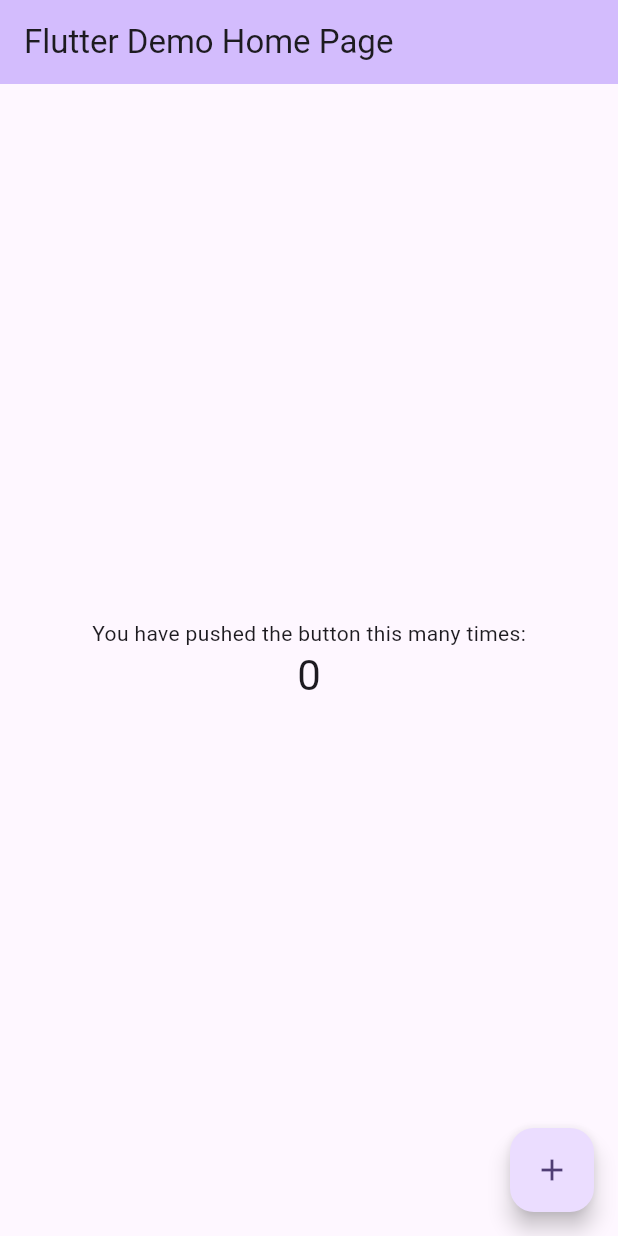
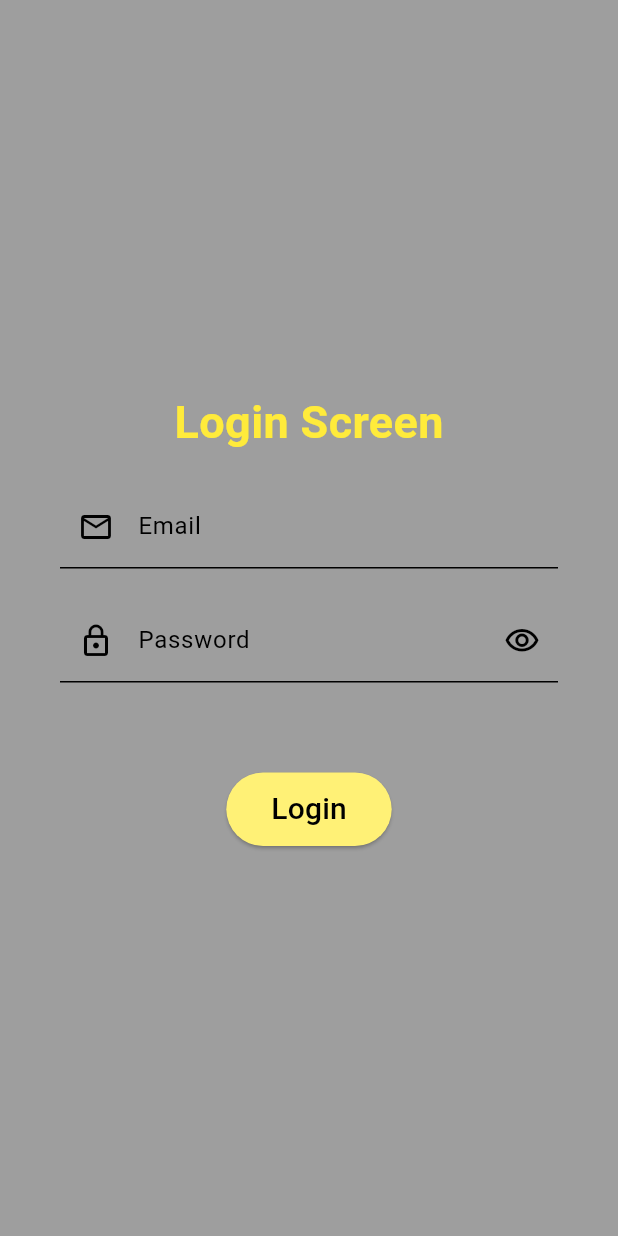
Before and after one commit to Adi1912-pro/Permission-Systems, a Flutter app: the screen it shows after launch, on a phone screen of 412 x 824 dp. Run offline on Flutter 3.47's test engine with Material 3 defaults, Android fonts, the phone set to English and light mode, and no system bars.

Commit message:
splash added + Login screen completed

```diff
--- /dev/null
+++ b/lib/auth/login_screen.dart
@@ -0,0 +1,100 @@
+import 'package:flutter/material.dart';
+
+class LoginScreen extends StatefulWidget {
+  const LoginScreen({super.key});
+
+  @override
+  State<LoginScreen> createState() => _LoginScreenState();
+}
+
+class _LoginScreenState extends State<LoginScreen> {
+  final TextEditingController _emailController = TextEditingController();
+  final TextEditingController _passwordController = TextEditingController();
+  final GlobalKey<FormState> _loginFormKey = GlobalKey<FormState>();
+  void login() {
+    if (_loginFormKey.currentState!.validate()) {
+      print(_emailController.text);
+      print(_passwordController.text);
+    }
+  }
+
+  bool _obscureText = true;
+
+  @override
+  Widget build(BuildContext context) {
+    return Scaffold(
+        body: Center(
+      child: Padding(
+        padding: const EdgeInsets.all(40.0),
+        child: Form(
+          key: _loginFormKey,
+          child: Column(
+            mainAxisAlignment: MainAxisAlignment.center,
+            children: [
+              Text(
+                'Login Screen',
+                style: TextStyle(
+                    fontSize: 30,
+                    color: Theme.of(context).primaryColor,
+                    fontWeight: FontWeight.bold),
+              ),
+              const SizedBox(
+                height: 20,
+              ),
+              TextFormField(
+                controller: _emailController,
+                keyboardType: TextInputType.emailAddress,
+                decoration: const InputDecoration(
+                  labelText: 'Email',
+                  prefixIcon: Icon(Icons.email_outlined),
+                ),
+                validator: (value) {
+                  if (value!.isEmpty) {
+                    return 'Please enter your email';
+                  }
+                  return null;
+                },
+              ),
+              const SizedBox(
+                height: 20,
+              ),
+              TextFormField(
+                controller: _passwordController,
+                obscureText: _obscureText,
+                decoration: InputDecoration(
+                  labelText: 'Password',
+                  prefixIcon: const Icon(Icons.lock_outline),
+                  suffixIcon: IconButton(
+                      icon: Icon(_obscureText
+                          ? Icons.visibility_outlined
+                          : Icons.visibility_off_outlined),
+                      onPressed: () {
+                        setState(() {
+                          _obscureText = !_obscureText;
+                        });
+                      }),
+                ),
+                validator: (value) {
+                  if (value!.isEmpty) {
+                    return 'Please enter your password';
+                  }
+                  return null;
+                },
+              ),
+              const SizedBox(
+                height: 60,
+              ),
+              ElevatedButton(
+                onPressed: login,
+                child: const Text(
+                  'Login',
+                  style: TextStyle(fontSize: 20),
+                ),
+              ),
+            ],
+          ),
+        ),
+      ),
+    ));
+  }
+}
--- a/lib/main.dart
+++ b/lib/main.dart
@@ -1,4 +1,5 @@
 import 'package:flutter/material.dart';
+import 'package:nitc_venue_permission_app/splash/splash_screen.dart';
 
 void main() {
   runApp(const MyApp());
@@ -12,58 +13,24 @@ class MyApp extends StatelessWidget {
     return MaterialApp(
       title: 'NITC Venue Booking App',
       theme: ThemeData(
-        colorScheme: ColorScheme.fromSeed(seedColor: Colors.deepPurple),
+        scaffoldBackgroundColor: Colors.grey[500],
+        primarySwatch: Colors.yellow,
+        colorScheme: ColorScheme.fromSwatch(
+          primarySwatch: Colors.yellow,
+        ).copyWith(
+          secondary: Colors.grey,
+        ),
+        elevatedButtonTheme: ElevatedButtonThemeData(
+          style: ElevatedButton.styleFrom(
+              foregroundColor: Colors.black,
+              backgroundColor: Colors.yellow[300],
+              padding:
+                  const EdgeInsets.symmetric(horizontal: 30, vertical: 10)),
+        ),
         useMaterial3: true,
       ),
-      home: const MyHomePage(title: 'Flutter Demo Home Page'),
+      debugShowCheckedModeBanner: false,
+      home: const SplashScreen(),
     );
   }
 }
-
-class MyHomePage extends StatefulWidget {
-  const MyHomePage({super.key, required this.title});
-
-  final String title;
-
-  @override
-  State<MyHomePage> createState() => _MyHomePageState();
-}
-
-class _MyHomePageState extends State<MyHomePage> {
-  int _counter = 0;
-
-  void _incrementCounter() {
-    setState(() {
-      _counter++;
-    });
-  }
-
-  @override
-  Widget build(BuildContext context) {
-    return Scaffold(
-      appBar: AppBar(
-        backgroundColor: Theme.of(context).colorScheme.inversePrimary,
-        title: Text(widget.title),
-      ),
-      body: Center(
-        child: Column(
-          mainAxisAlignment: MainAxisAlignment.center,
-          children: <Widget>[
-            const Text(
-              'You have pushed the button this many times:',
-            ),
-            Text(
-              '$_counter',
-              style: Theme.of(context).textTheme.headlineMedium,
-            ),
-          ],
-        ),
-      ),
-      floatingActionButton: FloatingActionButton(
-        onPressed: _incrementCounter,
-        tooltip: 'Increment',
-        child: const Icon(Icons.add),
-      ), // This trailing comma makes auto-formatting nicer for build methods.
-    );
-  }
-}
```
Also changed, not shown: lib/home/home_screen.dart (added, +17 -0 lines), lib/splash/splash_screen.dart (added, +36 -0 lines).
